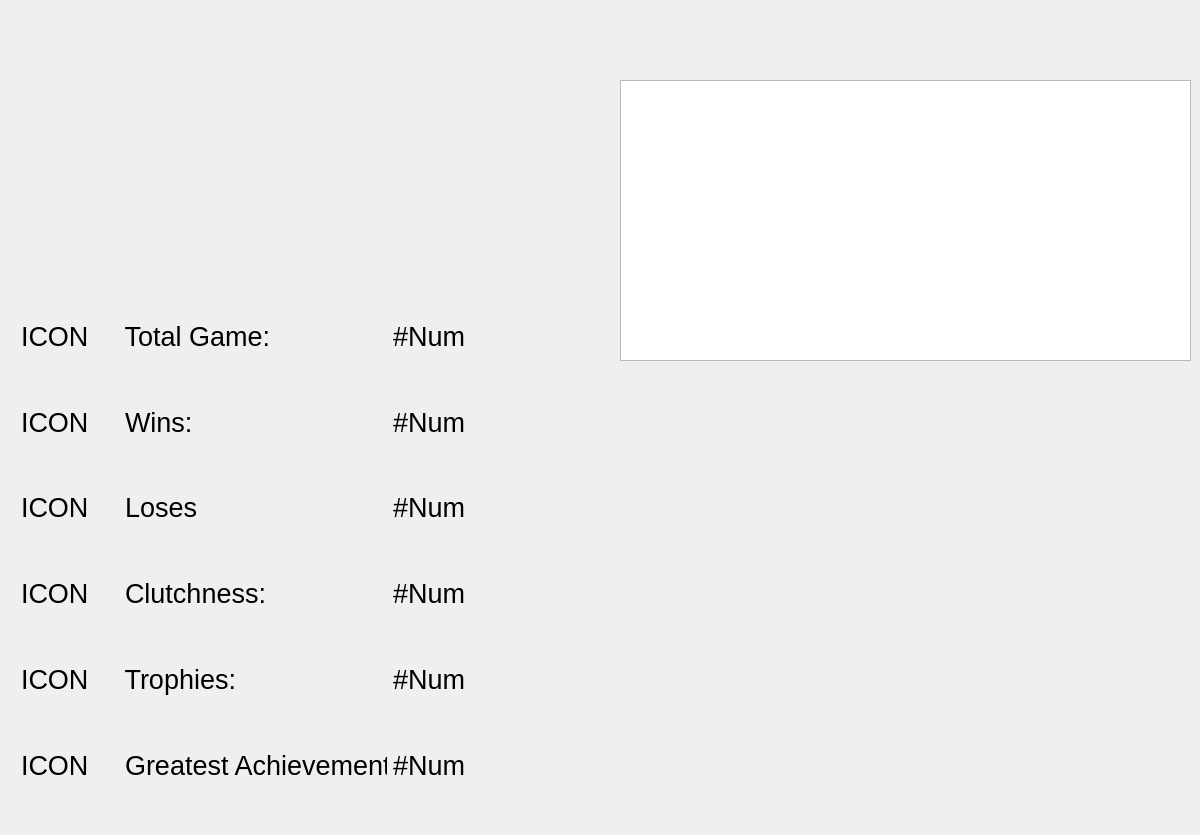
First picture: the form in ProfileDialog.ui, repository KadirEmreAVCI/MasterTennisApp, before the edit.
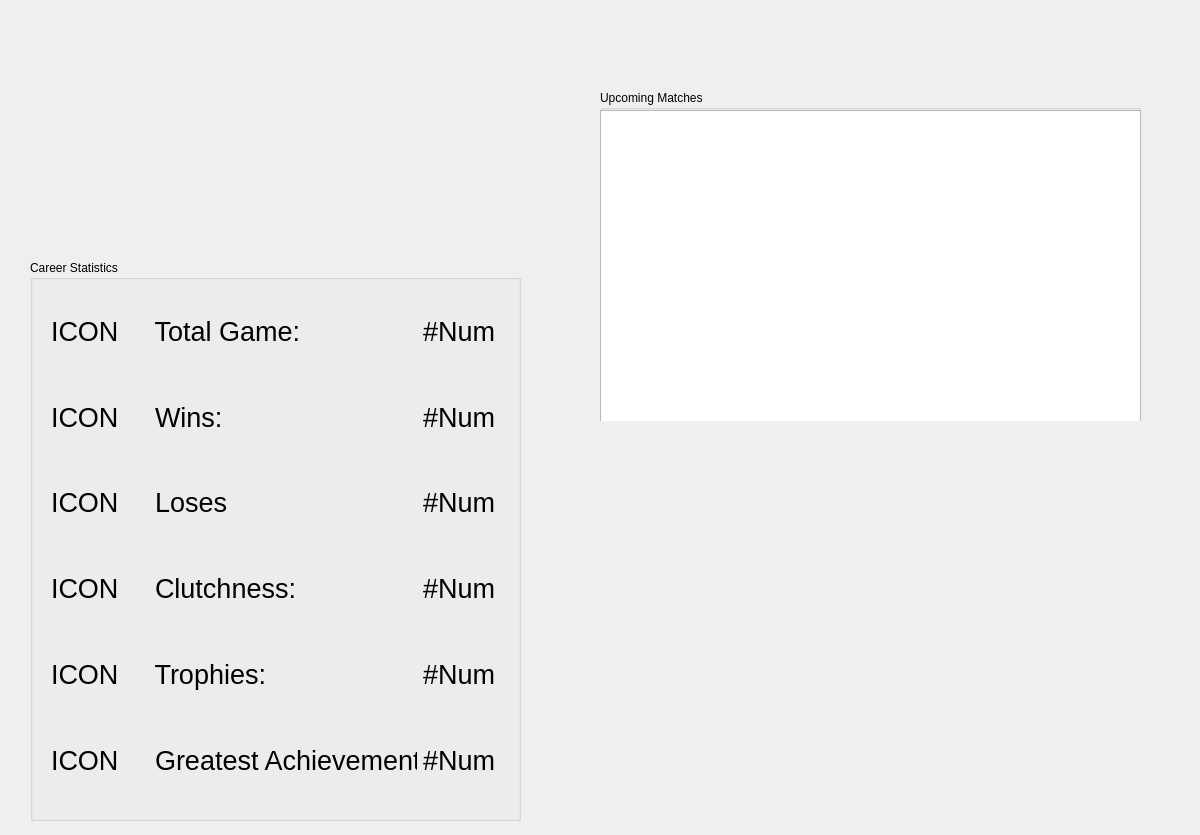
Second picture: the form after the edit.

Commit message: Feature: Group boxes are added for career stats and upcoming matches.

Diff of the .ui file:
```diff
--- a/ProfileDialog.ui
+++ b/ProfileDialog.ui
@@ -13,21 +13,46 @@
   <property name="windowTitle">
    <string>ProfileDialog</string>
   </property>
+  <widget class="QGroupBox" name="groupBox_UpcomingMatches">
+   <property name="geometry">
+    <rect>
+     <x>600</x>
+     <y>90</y>
+     <width>541</width>
+     <height>331</height>
+    </rect>
+   </property>
+   <property name="title">
+    <string>Upcoming Matches</string>
+   </property>
   <widget class="QListWidget" name="listWidget_UpcomingMatches">
    <property name="geometry">
     <rect>
-     <x>620</x>
-     <y>80</y>
-     <width>571</width>
-     <height>281</height>
+      <x>0</x>
+      <y>20</y>
+      <width>541</width>
+      <height>321</height>
     </rect>
    </property>
   </widget>
+  </widget>
+  <widget class="QGroupBox" name="groupBox_2">
+   <property name="geometry">
+    <rect>
+     <x>30</x>
+     <y>260</y>
+     <width>491</width>
+     <height>561</height>
+    </rect>
+   </property>
+   <property name="title">
+    <string>Career Statistics</string>
+   </property>
   <widget class="QWidget" name="layoutWidget">
    <property name="geometry">
     <rect>
      <x>10</x>
-     <y>285</y>
+      <y>20</y>
      <width>466</width>
      <height>531</height>
     </rect>
@@ -357,6 +382,7 @@
      </layout>
     </item>
    </layout>
+   </widget>
   </widget>
  </widget>
  <layoutdefault spacing="6" margin="11"/>
```
Lines whose indentation alone changed are shown as unchanged. The commit also changes 1 other file.
